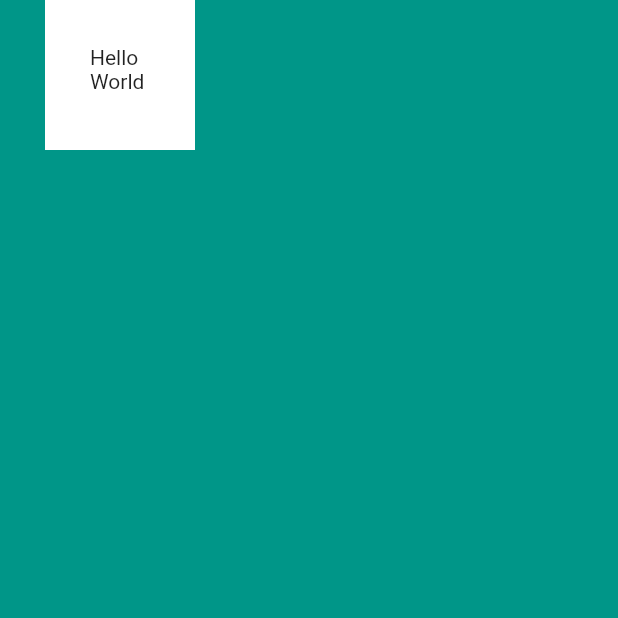
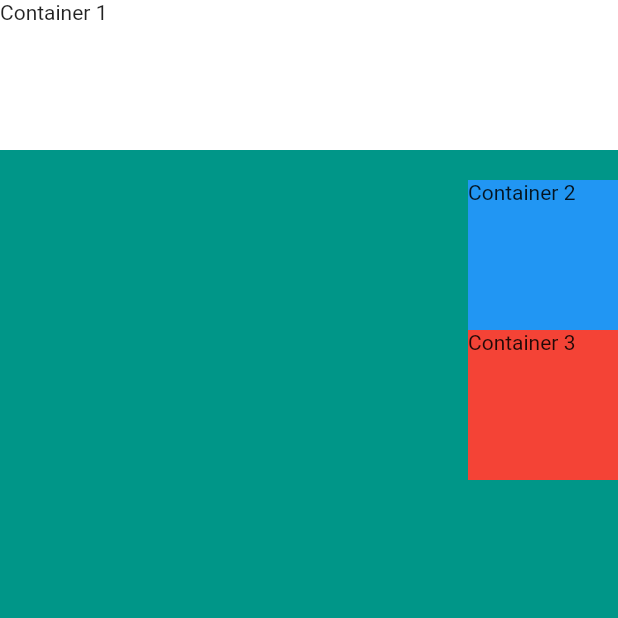
Before and after one commit to TienPhuc02/flutter-course-angela-yu, a Flutter app: the screen it shows after launch, on a phone screen of 412 x 824 dp, the top half of it. Run offline on Flutter 3.47's test engine with Material 2 defaults, Android fonts, the phone set to English and light mode, and no system bars.

Commit message:
use column widget for layout

```diff
--- a/lib/main.dart
+++ b/lib/main.dart
@@ -16,27 +16,72 @@ class MyApp extends StatelessWidget {
       home: Scaffold(
         backgroundColor: Colors.teal,
         body: SafeArea(
-          child: Container(
-            height: 100,
-            width: 100,
+          child: Column(
+            //height:auto
+            // mainAxisSize: MainAxisSize.min,
+            //đi từ dưới lên và các thành phần cũng đảo ngược thứ tự
+            // verticalDirection: VerticalDirection.up,
+            //cả khối col bị đẩy xuống dưới container, nó như kiểu float, hoặc flex-start
+            // mainAxisAlignment: MainAxisAlignment.end,
+            //cả nội dung nằm giữa container
+            // mainAxisAlignment: MainAxisAlignment.center,
+            //các phần tử cách đồng đều so với đầu và cuôí
+            // mainAxisAlignment: MainAxisAlignment.spaceEvenly,
+            //space beetween
+            // mainAxisAlignment: MainAxisAlignment.spaceBetween,
+            //Căn theo  bề rộng của cloumn, nếu có 1 phần tử có chiều rộng hơn thì tất cả sẽ tự sắp xếp theo cạnh phải của nhau, luôn đẩy để phần cuối của cột trên trục ngang
+            // crossAxisAlignment: CrossAxisAlignment.end,
+            //Căn theo bề rộng của cloumn , nếu có 1 phần tử có chiều rộng hơn thì tất cả sẽ tự sắp xếp theo cạnh trái của nhau,luôn đẩy để phần đầy của cột trên trục ngang
+            // crossAxisAlignment: CrossAxisAlignment.start,
+            // crossAxisAlignment: CrossAxisAlignment.stretch,
+            //kéo các phần tử trong column với width full
+            // crossAxisAlignment: CrossAxisAlignment.end, và 1 khối  width: double.infinity, thì nó sẽ đẩy về sát bên phải
+            crossAxisAlignment: CrossAxisAlignment.end,
+            children: <Widget>[
+              Container(
                 // margin: const EdgeInsets.all(20),
                 //margin:20
                 // margin: const EdgeInsets.symmetric(vertical: 50, horizontal: 10),
                 //margin y 50, maring x 10,
                 // margin: const EdgeInsets.fromLTRB(30, 10, 50, 20),
                 //margin top left right bot,
-            margin: const EdgeInsets.only(left: 30),
-            padding: const EdgeInsets.all(30),
+                // margin: const EdgeInsets.only(left: 30),
+                // padding: const EdgeInsets.all(30),
+                height: 100,
+                // width: 100,
+                //lấp đầy chiều rộng
+                width: double.infinity,
                 color: Colors.white,
-            child: const Text("Hello World"),
+                child: const Text("Container 1"),
+
 //Container kiểu như div,chỉ có 1 child
+              ),
+              SizedBox(
+                height: 20,
+              ),
+              // tạo khoảng cách giữa các container
+              Container(
+                  width: 100,
+                  height: 100,
+                  color: Colors.blue,
+                  child: const Text("Container 2")),
+              Container(
+                  width: 100,
+                  height: 100,
+                  color: Colors.red,
+                  child: const Text("Container 3")),
+              // nếu nhuw muốn đẩy 3 phần tử này về bên phải-> tạo 1 vùng chứa vô hình,cho nó chiều rộng voo cực
+              Container(
+                width: double.infinity,
+                height: 10,
+              )
+            ],
           ),
         ),
       ),
     );
   }
 }
-
 /*
 flutter nó hoạt động dựa trên widget(tiện ích) theo mô hình tree, ở đây là widget lớn nhất Material App,
 bên trong đó là widget Center chịu trách nhiệm bố trí màn hình giúp đặt 1 cái gì đó ở giữa các widget con (phần tử con) nằm ở giữa, ở đây có 1 widget con là
```
Lines whose indentation alone changed are shown as unchanged.
